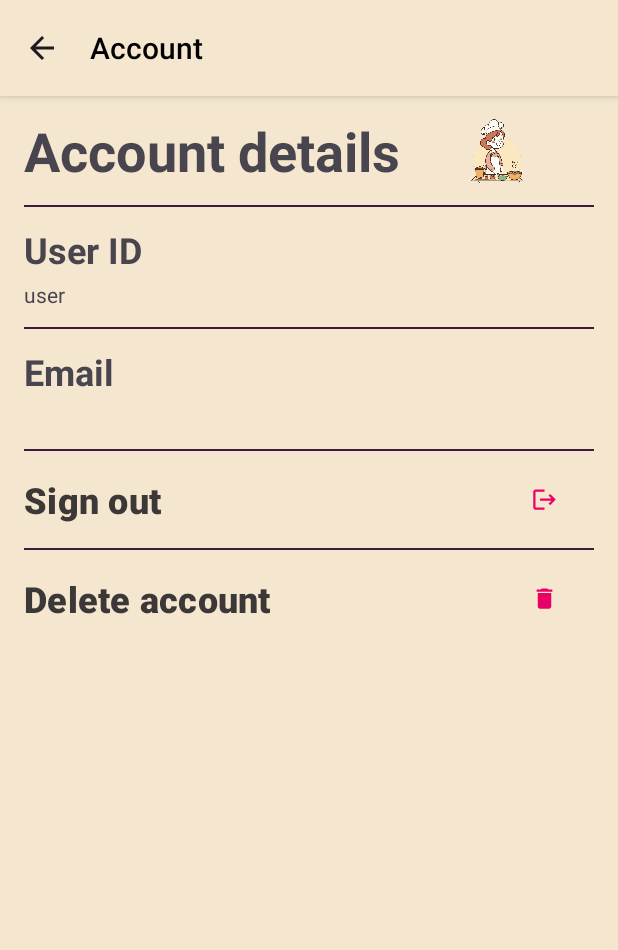
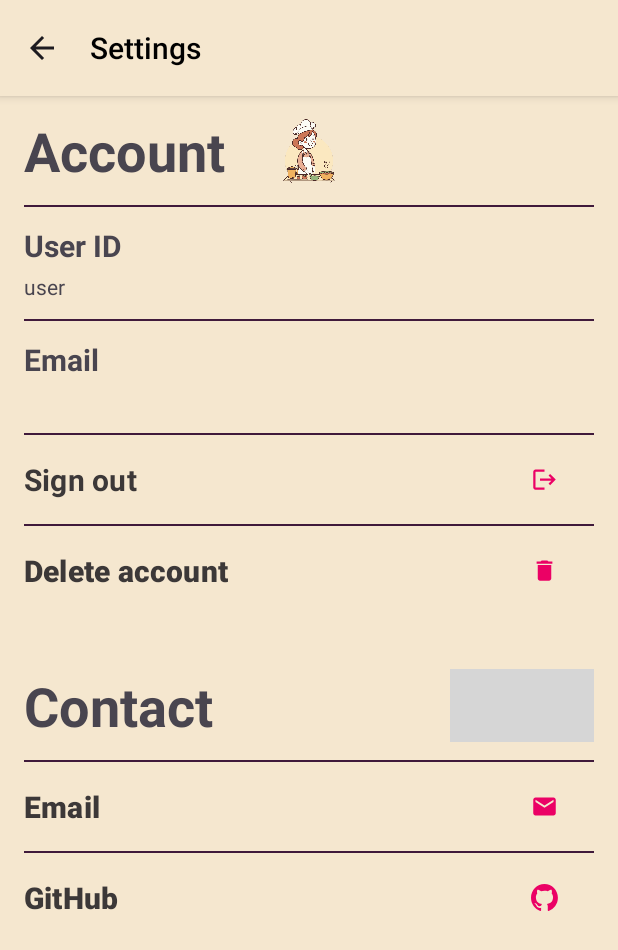
Before and after one commit to Staszek15/My-Recipes-android-app, an Android app: the SettingsActivity screen opened directly, with no data from a screen before it, on a phone screen of 412 x 824 dp. Shown: the top 950 px of the screen. Run offline under Robolectric (Android 15) with nearby library versions, the phone set to English and light mode, and no system bars; our stand-ins replace Firebase (no records; nobody signed in at launch, a user with empty details on screens opened directly); grey boxes are pictures that could not be loaded.

Commit message:
settings activity

```diff
--- a/app/src/main/AndroidManifest.xml
+++ b/app/src/main/AndroidManifest.xml
@@ -14,9 +14,9 @@
         tools:targetApi="31">
 
         <activity
-            android:name=".account.AccountActivity"
+            android:name=".account.SettingsActivity"
             android:exported="false"
-            android:label="Account"
+            android:label="Settings"
             android:parentActivityName=".home.MainActivity"
             android:screenOrientation="nosensor"
             android:theme="@style/Theme.MyRecipes.Rest" />
--- a/app/src/main/java/com/staszek15/myrecipes/account/AccountActivity.kt
+++ b/app/src/main/java/com/staszek15/myrecipes/account/SettingsActivity.kt
@@ -8,23 +8,23 @@ import com.google.android.material.snackbar.Snackbar
 import com.google.firebase.auth.ktx.auth
 import com.google.firebase.ktx.Firebase
 import com.staszek15.myrecipes.authorization.AuthorizationActivity
-import com.staszek15.myrecipes.databinding.ActivityAccountBinding
+import com.staszek15.myrecipes.databinding.ActivitySettingsBinding
+import androidx.core.net.toUri
 
-class AccountActivity : AppCompatActivity() {
+class SettingsActivity : AppCompatActivity() {
 
-    lateinit var binding: ActivityAccountBinding
+    lateinit var binding: ActivitySettingsBinding
 
     override fun onCreate(savedInstanceState: Bundle?) {
         super.onCreate(savedInstanceState)
 
-        binding = ActivityAccountBinding.inflate(layoutInflater)
+        binding = ActivitySettingsBinding.inflate(layoutInflater)
         setContentView(binding.root)
 
         handleClickListeners()
         binding.tvEmail.text = Firebase.auth.currentUser?.email.toString()
         binding.tvUid.text = Firebase.auth.currentUser?.uid.toString()
     }
-
 
     private fun handleClickListeners() {
         binding.btnSignOut.setOnClickListener {
@@ -33,8 +33,20 @@ class AccountActivity : AppCompatActivity() {
         binding.btnDeleteAccount.setOnClickListener {
             showDeleteDialog()
         }
+        binding.btnEmail.setOnClickListener {
+            val emailAddress = "mt.stasiak15@gmail.com"
+            val emailIntent = Intent(Intent.ACTION_SENDTO).apply {
+                data = "mailto: $emailAddress".toUri()
+                putExtra(Intent.EXTRA_SUBJECT, "Sugar Alarm App email")
+            }
+            startActivity(emailIntent)
+        }
+        binding.btnGithub.setOnClickListener {
+            val githubLink = "https://github.com/Staszek15"
+            val githubIntent = Intent(Intent.ACTION_VIEW, githubLink.toUri())
+            startActivity(githubIntent)
+        }
     }
-
 
     private fun showLogOutDialog() {
         val builder: AlertDialog.Builder = AlertDialog.Builder(this)
--- a/app/src/main/java/com/staszek15/myrecipes/home/MainActivity.kt
+++ b/app/src/main/java/com/staszek15/myrecipes/home/MainActivity.kt
@@ -8,7 +8,7 @@ import android.view.MenuInflater
 import android.view.MenuItem
 import androidx.activity.OnBackPressedCallback
 import androidx.recyclerview.widget.StaggeredGridLayoutManager
-import com.staszek15.myrecipes.account.AccountActivity
+import com.staszek15.myrecipes.account.SettingsActivity
 import com.staszek15.myrecipes.mealList.MealListActivity
 import com.staszek15.myrecipes.R
 import com.staszek15.myrecipes.databinding.ActivityMainBinding
@@ -25,12 +25,7 @@ class MainActivity : AppCompatActivity(), HomeListAdapter.RecyclerViewEvent {
 
         displayRecyclerView()
         setUpClickListeners()
-
-
-        onBackPressedDispatcher.addCallback(this, object : OnBackPressedCallback(true) {
-            // leave blank to block os back arrow
-            override fun handleOnBackPressed() {}
-        })
+        overrideBackNavigation()
     }
 
 
@@ -43,7 +38,7 @@ class MainActivity : AppCompatActivity(), HomeListAdapter.RecyclerViewEvent {
     override fun onOptionsItemSelected(item: MenuItem): Boolean {
         return when (item.itemId) {
             R.id.icon_account -> {
-                startActivity(Intent(this, AccountActivity::class.java))
+                startActivity(Intent(this, SettingsActivity::class.java))
                 true
             }
 
--- /dev/null
+++ b/app/src/main/res/drawable-nodpi/github_mark.xml
@@ -0,0 +1,10 @@
+<vector xmlns:android="http://schemas.android.com/apk/res/android"
+    android:width="98dp"
+    android:height="96dp"
+    android:viewportWidth="98"
+    android:viewportHeight="96">
+  <path
+      android:pathData="M48.854,0C21.839,0 0,22 0,49.217c0,21.756 13.993,40.172 33.405,46.69 2.427,0.49 3.316,-1.059 3.316,-2.362 0,-1.141 -0.08,-5.052 -0.08,-9.127 -13.59,2.934 -16.42,-5.867 -16.42,-5.867 -2.184,-5.704 -5.42,-7.17 -5.42,-7.17 -4.448,-3.015 0.324,-3.015 0.324,-3.015 4.934,0.326 7.523,5.052 7.523,5.052 4.367,7.496 11.404,5.378 14.235,4.074 0.404,-3.178 1.699,-5.378 3.074,-6.6 -10.839,-1.141 -22.243,-5.378 -22.243,-24.283 0,-5.378 1.94,-9.778 5.014,-13.2 -0.485,-1.222 -2.184,-6.275 0.486,-13.038 0,0 4.125,-1.304 13.426,5.052a46.97,46.97 0,0 1,12.214 -1.63c4.125,0 8.33,0.571 12.213,1.63 9.302,-6.356 13.427,-5.052 13.427,-5.052 2.67,6.763 0.97,11.816 0.485,13.038 3.155,3.422 5.015,7.822 5.015,13.2 0,18.905 -11.404,23.06 -22.324,24.283 1.78,1.548 3.316,4.481 3.316,9.126 0,6.6 -0.08,11.897 -0.08,13.526 0,1.304 0.89,2.853 3.316,2.364 19.412,-6.52 33.405,-24.935 33.405,-46.691C97.707,22 75.788,0 48.854,0z"
+      android:fillColor="#fff"
+      android:fillType="evenOdd"/>
+</vector>
--- a/app/src/main/res/drawable/baseline_account_box_24.xml
+++ /dev/null
@@ -1,5 +0,0 @@
-<vector xmlns:android="http://schemas.android.com/apk/res/android" android:height="24dp" android:tint="#000000" android:viewportHeight="24" android:viewportWidth="24" android:width="24dp">
-
-    <path android:fillColor="@android:color/white" android:pathData="M19,3H5C3.9,3 3,3.9 3,5v14c0,1.1 0.9,2 2,2h14c1.1,0 2,-0.9 2,-2V5C21,3.9 20.1,3 19,3zM12,6c1.93,0 3.5,1.57 3.5,3.5c0,1.93 -1.57,3.5 -3.5,3.5s-3.5,-1.57 -3.5,-3.5C8.5,7.57 10.07,6 12,6zM19,19H5v-0.23c0,-0.62 0.28,-1.2 0.76,-1.58C7.47,15.82 9.64,15 12,15s4.53,0.82 6.24,2.19c0.48,0.38 0.76,0.97 0.76,1.58V19z"/>
-
-</vector>
--- /dev/null
+++ b/app/src/main/res/drawable/baseline_email_24.xml
@@ -0,0 +1,5 @@
+<vector xmlns:android="http://schemas.android.com/apk/res/android" android:height="24dp" android:tint="#000000" android:viewportHeight="24" android:viewportWidth="24" android:width="24dp">
+
+    <path android:fillColor="@android:color/white" android:pathData="M20,4L4,4c-1.1,0 -1.99,0.9 -1.99,2L2,18c0,1.1 0.9,2 2,2h16c1.1,0 2,-0.9 2,-2L22,6c0,-1.1 -0.9,-2 -2,-2zM20,8l-8,5 -8,-5L4,6l8,5 8,-5v2z"/>
+
+</vector>
--- /dev/null
+++ b/app/src/main/res/drawable/baseline_settings_24.xml
@@ -0,0 +1,5 @@
+<vector xmlns:android="http://schemas.android.com/apk/res/android" android:height="24dp" android:tint="#000000" android:viewportHeight="24" android:viewportWidth="24" android:width="24dp">
+
+    <path android:fillColor="@android:color/white" android:pathData="M19.14,12.94c0.04,-0.3 0.06,-0.61 0.06,-0.94c0,-0.32 -0.02,-0.64 -0.07,-0.94l2.03,-1.58c0.18,-0.14 0.23,-0.41 0.12,-0.61l-1.92,-3.32c-0.12,-0.22 -0.37,-0.29 -0.59,-0.22l-2.39,0.96c-0.5,-0.38 -1.03,-0.7 -1.62,-0.94L14.4,2.81c-0.04,-0.24 -0.24,-0.41 -0.48,-0.41h-3.84c-0.24,0 -0.43,0.17 -0.47,0.41L9.25,5.35C8.66,5.59 8.12,5.92 7.63,6.29L5.24,5.33c-0.22,-0.08 -0.47,0 -0.59,0.22L2.74,8.87C2.62,9.08 2.66,9.34 2.86,9.48l2.03,1.58C4.84,11.36 4.8,11.69 4.8,12s0.02,0.64 0.07,0.94l-2.03,1.58c-0.18,0.14 -0.23,0.41 -0.12,0.61l1.92,3.32c0.12,0.22 0.37,0.29 0.59,0.22l2.39,-0.96c0.5,0.38 1.03,0.7 1.62,0.94l0.36,2.54c0.05,0.24 0.24,0.41 0.48,0.41h3.84c0.24,0 0.44,-0.17 0.47,-0.41l0.36,-2.54c0.59,-0.24 1.13,-0.56 1.62,-0.94l2.39,0.96c0.22,0.08 0.47,0 0.59,-0.22l1.92,-3.32c0.12,-0.22 0.07,-0.47 -0.12,-0.61L19.14,12.94zM12,15.6c-1.98,0 -3.6,-1.62 -3.6,-3.6s1.62,-3.6 3.6,-3.6s3.6,1.62 3.6,3.6S13.98,15.6 12,15.6z"/>
+
+</vector>
--- a/app/src/main/res/layout/activity_account.xml
+++ /dev/null
@@ -1,136 +0,0 @@
-<?xml version="1.0" encoding="utf-8"?>
-<LinearLayout xmlns:android="http://schemas.android.com/apk/res/android"
-    xmlns:app="http://schemas.android.com/apk/res-auto"
-    xmlns:tools="http://schemas.android.com/tools"
-    android:id="@+id/main"
-    android:layout_width="match_parent"
-    android:layout_height="match_parent"
-    android:orientation="vertical"
-    android:paddingStart="16dp"
-    android:paddingTop="12dp"
-    android:paddingEnd="16dp"
-    tools:context=".account.AccountActivity"
-    android:background="@color/beige_background">
-
-    <LinearLayout
-        android:layout_width="match_parent"
-        android:layout_height="wrap_content"
-        android:orientation="horizontal"
-        android:layout_gravity="fill_horizontal"
-        android:gravity="center_vertical">
-
-        <TextView
-            android:layout_width="wrap_content"
-            android:layout_height="wrap_content"
-            android:background="@android:color/transparent"
-            android:text="Account details"
-            android:textSize="36sp"
-            android:textStyle="bold" />
-
-        <ImageView
-            android:layout_width="wrap_content"
-            android:layout_height="match_parent"
-            android:src="@drawable/chef" />
-
-    </LinearLayout>
-
-    <View
-        android:layout_width="match_parent"
-        android:layout_height="1dp"
-        android:layout_marginTop="12dp"
-        android:background="@color/purple_dark" />
-
-
-    <TextView
-        android:layout_width="match_parent"
-        android:layout_height="wrap_content"
-
-        android:layout_marginTop="12dp"
-        android:background="@android:color/transparent"
-        android:text="User ID"
-        android:textSize="24sp"
-        android:textStyle="bold" />
-
-    <TextView
-        android:id="@+id/tv_uid"
-        android:layout_width="match_parent"
-        android:layout_height="wrap_content"
-        android:layout_marginTop="4dp"
-        android:background="@android:color/transparent"
-        tools:text="h312319d1s12rf0g493df31j" />
-
-    <View
-        android:layout_width="match_parent"
-        android:layout_height="1dp"
-        android:layout_marginTop="12dp"
-        android:background="@color/purple_dark" />
-
-    <TextView
-        android:layout_width="match_parent"
-        android:layout_height="wrap_content"
-
-        android:layout_marginTop="12dp"
-        android:background="@android:color/transparent"
-        android:text="Email"
-        android:textSize="24sp"
-        android:textStyle="bold" />
-
-    <TextView
-        android:id="@+id/tv_email"
-        android:layout_width="match_parent"
-        android:layout_height="wrap_content"
-        android:layout_marginTop="4dp"
-        android:background="@android:color/transparent"
-        tools:text="mt.stasiak15@gmail.com" />
-
-    <View
-        android:layout_width="match_parent"
-        android:layout_height="1dp"
-        android:layout_marginTop="12dp"
-        android:background="@color/purple_dark" />
-
-
-    <com.google.android.material.button.MaterialButton
-        android:id="@+id/btn_sign_out"
-        android:layout_width="match_parent"
-        android:layout_height="wrap_content"
-        android:background="@android:color/transparent"
-        android:paddingStart="0dp"
-        android:text="Sign out"
-        android:textAlignment="textStart"
-        android:textColor="@color/dark_text_color"
-        android:paddingTop="12dp"
-        android:paddingBottom="12dp"
-        android:textSize="24sp"
-        android:textStyle="bold"
-        app:cornerRadius="0dp"
-        app:icon="@drawable/baseline_logout_24"
-        app:iconGravity="end"
-        app:iconTint="@color/raspberry" />
-
-    <View
-        android:layout_width="match_parent"
-        android:layout_height="1dp"
-        android:background="@color/purple_dark" />
-
-
-    <com.google.android.material.button.MaterialButton
-        android:id="@+id/btn_delete_account"
-        android:layout_width="match_parent"
-        android:layout_height="wrap_content"
-        android:background="@android:color/transparent"
-        android:paddingTop="12dp"
-        android:paddingBottom="12dp"
-        android:paddingStart="0dp"
-        android:text="Delete account"
-        android:textAlignment="textStart"
-        android:textColor="@color/dark_text_color"
-        android:textSize="24sp"
-        android:textStyle="bold"
-        app:cornerRadius="0dp"
-        app:icon="@drawable/baseline_delete_24"
-        app:iconGravity="end"
-        app:iconTint="@color/raspberry" />
-
-
-</LinearLayout>
--- /dev/null
+++ b/app/src/main/res/layout/activity_settings.xml
@@ -0,0 +1,216 @@
+<?xml version="1.0" encoding="utf-8"?>
+
+<ScrollView xmlns:android="http://schemas.android.com/apk/res/android"
+    xmlns:app="http://schemas.android.com/apk/res-auto"
+    xmlns:tools="http://schemas.android.com/tools"
+    android:layout_width="match_parent"
+    android:layout_height="wrap_content"
+    android:background="@color/beige_background">
+
+    <LinearLayout
+        android:id="@+id/main"
+        android:layout_width="match_parent"
+        android:layout_height="wrap_content"
+        android:orientation="vertical"
+        android:paddingStart="16dp"
+        android:paddingTop="12dp"
+        android:paddingEnd="16dp">
+
+        <androidx.constraintlayout.widget.ConstraintLayout
+            android:layout_width="match_parent"
+            android:layout_height="wrap_content">
+
+            <TextView
+                android:id="@+id/tv_account"
+                android:layout_width="wrap_content"
+                android:layout_height="wrap_content"
+                android:text="Account"
+                android:textSize="36sp"
+                android:textStyle="bold"
+                app:layout_constraintBottom_toBottomOf="parent"
+                app:layout_constraintStart_toStartOf="parent"
+                app:layout_constraintTop_toTopOf="parent" />
+
+            <ImageView
+                android:layout_width="wrap_content"
+                android:layout_height="0dp"
+                android:src="@drawable/chef"
+                app:layout_constraintBottom_toBottomOf="@+id/tv_account"
+                app:layout_constraintEnd_toEndOf="parent"
+                app:layout_constraintTop_toTopOf="@+id/tv_account"/>
+        </androidx.constraintlayout.widget.ConstraintLayout>
+
+        <View
+            android:layout_width="match_parent"
+            android:layout_height="1dp"
+            android:layout_marginTop="12dp"
+            android:background="@color/purple_dark" />
+
+
+        <TextView
+            android:layout_width="match_parent"
+            android:layout_height="wrap_content"
+            android:layout_marginTop="12dp"
+            android:background="@android:color/transparent"
+            android:text="User ID"
+            android:textSize="20sp"
+            android:textStyle="bold" />
+
+        <TextView
+            android:id="@+id/tv_uid"
+            android:layout_width="match_parent"
+            android:layout_height="wrap_content"
+            android:layout_marginTop="4dp"
+            android:background="@android:color/transparent"
+            tools:text="h312319d1s12rf0g493df31j" />
+
+        <View
+            android:layout_width="match_parent"
+            android:layout_height="1dp"
+            android:layout_marginTop="12dp"
+            android:background="@color/purple_dark" />
+
+        <TextView
+            android:layout_width="match_parent"
+            android:layout_height="wrap_content"
+            android:layout_marginTop="12dp"
+            android:background="@android:color/transparent"
+            android:text="Email"
+            android:textSize="20sp"
+            android:textStyle="bold" />
+
+        <TextView
+            android:id="@+id/tv_email"
+            android:layout_width="match_parent"
+            android:layout_height="wrap_content"
+            android:layout_marginTop="4dp"
+            android:background="@android:color/transparent"
+            tools:text="mt.stasiak15@gmail.com" />
+
+        <View
+            android:layout_width="match_parent"
+            android:layout_height="1dp"
+            android:layout_marginTop="12dp"
+            android:background="@color/purple_dark" />
+
+
+        <com.google.android.material.button.MaterialButton
+            android:id="@+id/btn_sign_out"
+            android:layout_width="match_parent"
+            android:layout_height="wrap_content"
+            android:background="@android:color/transparent"
+            android:fontFamily="sans-serif"
+            android:paddingStart="0dp"
+            android:paddingTop="12dp"
+            android:paddingBottom="12dp"
+            android:text="Sign out"
+            android:textAlignment="textStart"
+            android:textColor="@color/dark_text_color"
+            android:textSize="20sp"
+            android:textStyle="bold"
+            app:cornerRadius="0dp"
+            app:icon="@drawable/baseline_logout_24"
+            app:iconGravity="end"
+            app:iconTint="@color/raspberry" />
+
+        <View
+            android:layout_width="match_parent"
+            android:layout_height="1dp"
+            android:background="@color/purple_dark" />
+
+
+        <com.google.android.material.button.MaterialButton
+            android:id="@+id/btn_delete_account"
+            android:layout_width="match_parent"
+            android:layout_height="wrap_content"
+            android:background="@android:color/transparent"
+            android:paddingStart="0dp"
+            android:paddingTop="12dp"
+            android:paddingBottom="12dp"
+            android:text="Delete account"
+            android:textAlignment="textStart"
+            android:textColor="@color/dark_text_color"
+            android:textSize="20sp"
+            android:textStyle="bold"
+            app:cornerRadius="0dp"
+            app:icon="@drawable/baseline_delete_24"
+            app:iconGravity="end"
+            app:iconTint="@color/raspberry" />
+
+        <androidx.constraintlayout.widget.ConstraintLayout
+            android:layout_width="match_parent"
+            android:layout_height="wrap_content"
+            android:layout_marginTop="36dp">
+
+            <TextView
+                android:id="@+id/contactText"
+                android:layout_width="wrap_content"
+                android:layout_height="wrap_content"
+                android:text="Contact"
+                android:textSize="36sp"
+                android:textStyle="bold"
+                app:layout_constraintBottom_toBottomOf="parent"
+                app:layout_constraintStart_toStartOf="parent"
+                app:layout_constraintTop_toTopOf="parent" />
+
+            <ImageView
+                android:layout_width="wrap_content"
+                android:layout_height="0dp"
+                android:src="@drawable/pot"
+                app:layout_constraintBottom_toBottomOf="@+id/contactText"
+                app:layout_constraintEnd_toEndOf="parent"
+                app:layout_constraintTop_toTopOf="@+id/contactText"/>
+        </androidx.constraintlayout.widget.ConstraintLayout>
+
+
+        <View
+            android:layout_width="match_parent"
+            android:layout_height="1dp"
+            android:layout_marginTop="12dp"
+            android:background="@color/purple_dark" />
+
+
+        <com.google.android.material.button.MaterialButton
+            android:id="@+id/btn_email"
+            android:layout_width="match_parent"
+            android:layout_height="wrap_content"
+            android:background="@android:color/transparent"
+            android:paddingStart="0dp"
+            android:paddingTop="12dp"
+            android:paddingBottom="12dp"
+            android:text="Email"
+            android:textAlignment="textStart"
+            android:textColor="@color/dark_text_color"
+            android:textSize="20sp"
+            android:textStyle="bold"
+            app:cornerRadius="0dp"
+            app:icon="@drawable/baseline_email_24"
+            app:iconGravity="end"
+            app:iconTint="@color/raspberry" />
+
+        <View
+            android:layout_width="match_parent"
+            android:layout_height="1dp"
+            android:background="@color/purple_dark" />
+
+
+        <com.google.android.material.button.MaterialButton
+            android:id="@+id/btn_github"
+            android:layout_width="match_parent"
+            android:layout_height="wrap_content"
+            android:background="@android:color/transparent"
+            android:paddingStart="0dp"
+            android:paddingTop="12dp"
+            android:paddingBottom="12dp"
+            android:text="GitHub"
+            android:textAlignment="textStart"
+            android:textColor="@color/dark_text_color"
+            android:textSize="20sp"
+            android:textStyle="bold"
+            app:cornerRadius="0dp"
+            app:icon="@drawable/github_mark"
+            app:iconGravity="end"
+            app:iconTint="@color/raspberry" />
+
+    </LinearLayout>
+</ScrollView>
--- a/app/src/main/res/menu/menu_action_bar_home.xml
+++ b/app/src/main/res/menu/menu_action_bar_home.xml
@@ -7,7 +7,7 @@
 
     <item
         android:id="@+id/icon_account"
-        android:icon="@drawable/baseline_account_box_24"
+        android:icon="@drawable/baseline_settings_24"
         android:title="Account"
         app:showAsAction="ifRoom"
         />
```
